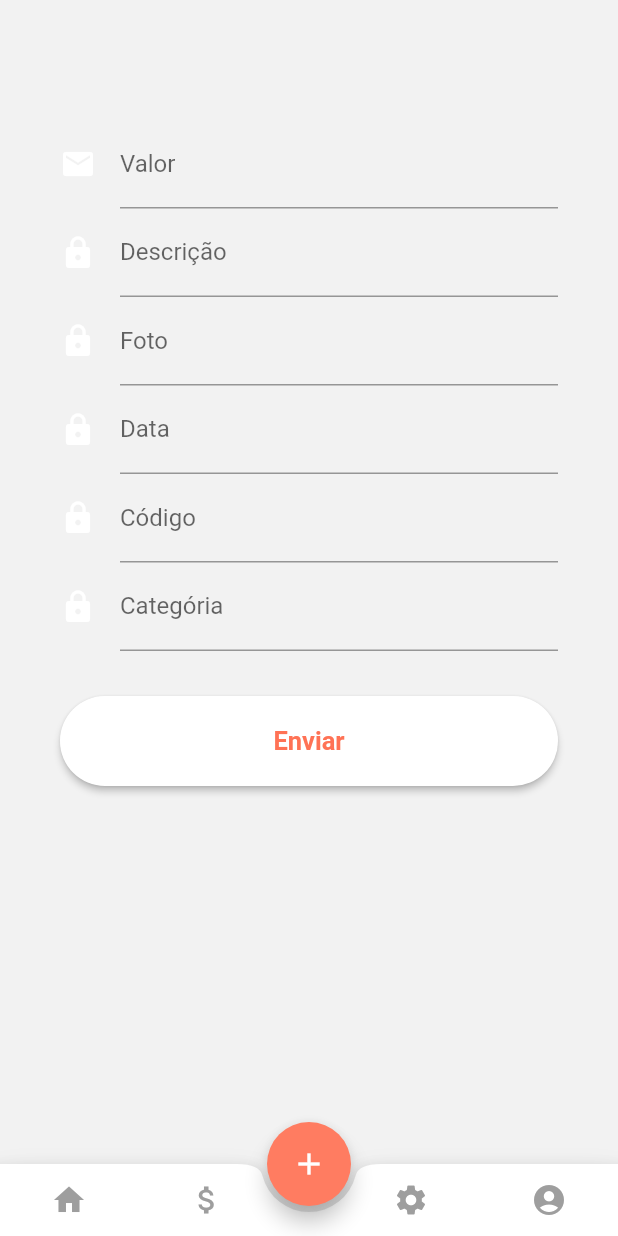
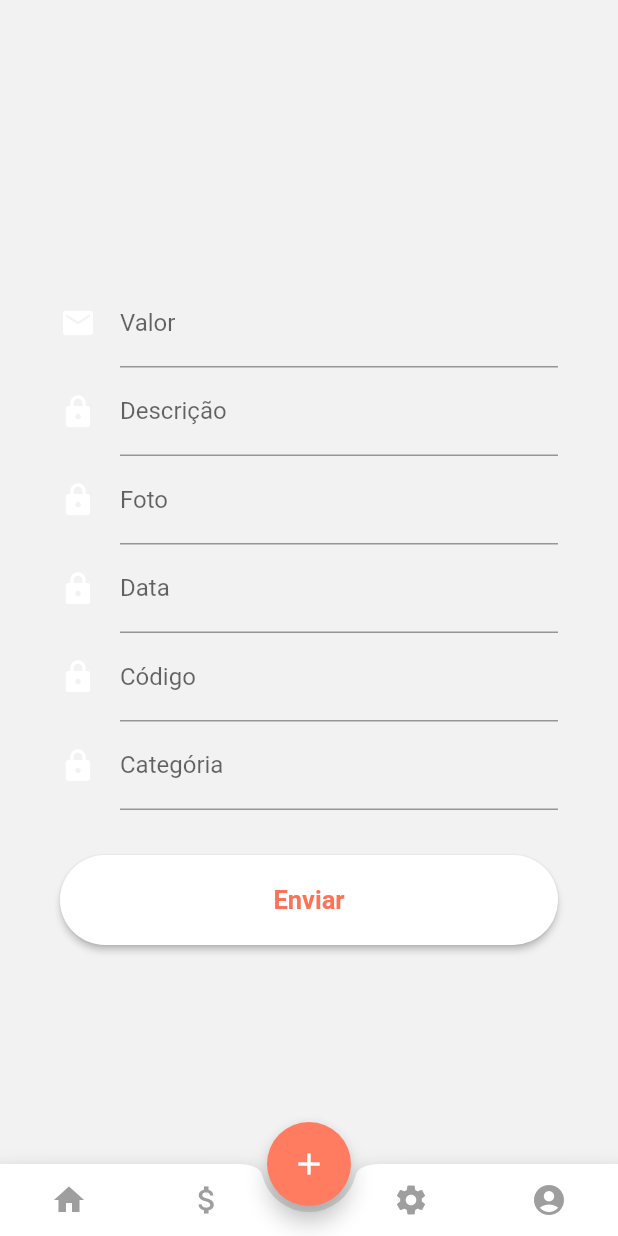
Before and after one commit to paivalucas/pagowapp, a Flutter app: the screen it shows after launch, after a tap on the "add" icon, on a phone screen of 412 x 824 dp. Run offline on Flutter 3.47's test engine with Material 2 defaults, Android fonts, the phone set to English and light mode, and no system bars; our stand-ins replace cloud_firestore, email_validator, firebase_auth; accounts and stored records are empty.

Commit message:
Minimal update

```diff
--- a/lib/screens/feed/feed.dart
+++ b/lib/screens/feed/feed.dart
@@ -1,5 +1,6 @@
 import 'package:flutter/material.dart';
 import 'package:pagowandroidmobile/screens/feed/screens/Home.dart';
+import 'package:pagowandroidmobile/screens/feed/screens/UserProfile.dart';
 import 'screens/Inputing.dart';
 import 'screens/Home.dart';
 
@@ -7,10 +8,13 @@ void main() => runApp(MyApp());
 
 /// This Widget is the main application widget.
 class MyApp extends StatelessWidget {
+
+  Color laranjaPagow = Color(0xFFFF7C61);
   @override
   Widget build(BuildContext context) {
     return MaterialApp(
       home: App(),
+      theme: ThemeData(brightness: Brightness.dark),
     );
   }
 }
@@ -56,7 +60,7 @@ class _AppState extends State<App> {
             HomeScreen(), // tela 1
             Center(child: Text("Page 2")),
             Center(child: Text("Page 3")),
-            Center(child: Text("Page 4")),
+            UserProfile(),
           ],
         ),
         bottomNavigationBar: BottomAppBar(
--- a/lib/screens/feed/helpers/input.dart
+++ /dev/null
@@ -1,148 +0,0 @@
-import 'package:sqflite/sqflite.dart';
-import 'package:path/path.dart';
-import 'dart:async';
-
-final String refundTable = "refundTable";
-final String idColumn = "idColumn";
-final String valueColumn = "valueColumn";
-final String categColumn = "categColumn";
-final String descColumn = "descColumn";
-final String dateColumn = "dateColumn";
-final String imgColumn = "imgColumn";
-
-class InputHelper {
-
-  static final InputHelper _instance = InputHelper.internal();
-
-  factory InputHelper() => _instance;
-
-  InputHelper.internal();
-
-  Database _db;
-
-  Future<Database> get db async {
-    if (_db != null) {
-      return _db;
-    } else {
-      _db = await initDb();
-    }
-  }
-  //inicializando db
-  Future<Database> initDb() async {
-    final databasesPath = await getDatabasesPath();
-    final path = join(databasesPath, "refunds.db");
-
-    return await openDatabase(path, version: 1,
-        onCreate: (Database db, int newerVersion) async {
-      await db.execute(
-          "CREATE TABLE $refundTable($idColumn INTEGER PRIMARY KEY, $valueColumn TEXT, $categColumn TEXT, $dateColumn TEXT, $descColumn TEXT, $imgColumn TEXT) ");
-    });
-  }
-  // salvando input
-  Future<Input> saveInput(Input input) async {
-    Database dbInput = await db;
-    input.id = await dbInput.insert(refundTable, input.toMap());
-    return input;
-  }
-
-  //input id
-  Future<Input> getInput(int id) async {
-    Database dbInput = await db;
-    List<Map> maps = await dbInput.query(refundTable,
-        columns: [
-          idColumn,
-          valueColumn,
-          categColumn,
-          descColumn,
-          dateColumn,
-          imgColumn
-        ],
-        where: "$idColumn = ?",
-        whereArgs: [id]);
-    if (maps.length > 0) {
-      return Input.fromMap(maps.first);
-    } else {
-      return null;
-    }
-  }
-
-  //deletar ou desfazer input de reembolso
-  Future<int> deleteInput(int id) async {
-    Database dbInput = await db;
-    return await dbInput
-        .delete(refundTable, where: "$idColumn = ?", whereArgs: [id]);
-  }
-
-  //atualizar ou alterar algum dado do input de reembolso
-  Future<int> updateInput(Input input) async {
-    Database dbInput = await db;
-    return await dbInput.update(refundTable, input.toMap(),
-        where: "$idColumn = ?", whereArgs: [input.id]);
-  }
-
-  //pegando todos inputs
-  Future<List> getAllInputs() async {
-    Database dbInput = await db;
-    List listMap = await dbInput.rawQuery("SELECT * FROM $refundTable");
-    List<Input> listInput = List();
-    for (Map m in listMap) {
-      listInput.add(Input.fromMap(m));
-    }
-    return listInput;
-  }
-
-
-  //pegando quantidade de elementos da tabela
-  Future<int> getNumber() async{
-    Database dbInput = await db;
-    return Sqflite.firstIntValue(await dbInput.rawQuery("SELECT COUNT (*) FROM $refundTable"));
-  }
-
-  //fechar db
-  Future close()async{
-    Database dbInput = await db;
-    dbInput.close();
-  }
-
-}
-
-class Input {
-
-  int id;
-  String value;
-  String categ;
-  String desc;
-  String date;
-  String img;
-
-  Input();
-
-  Input.fromMap(Map map) {
-    id = map[idColumn];
-    value = map[valueColumn];
-    categ = map[categColumn];
-    desc = map[descColumn];
-    date = map[dateColumn];
-    img = map[imgColumn];
-  }
-
-  Map toMap() {
-    Map<String, dynamic> map = {
-      idColumn: id, //apagar talvez
-      valueColumn: value,
-      categColumn: categ,
-      descColumn: desc,
-      dateColumn: date,
-      imgColumn: img
-    };
-    if (id != null) {
-      map[idColumn] = id;
-    }
-    return map;
-  }
-
-  @override
-  String toString() {
-    return "Input(id: $id, value: $value, categ: $categ, desc: $desc, date: $desc, img: $img)";
-  }
-}
--- a/lib/screens/feed/screens/Home.dart
+++ b/lib/screens/feed/screens/Home.dart
@@ -1,5 +1,4 @@
 import 'package:flutter/material.dart';
-import 'package:pagowandroidmobile/screens/feed/helpers/input.dart';
 import 'RefundPrefab.dart';
 
 class HomeScreen extends StatefulWidget {
@@ -10,25 +9,6 @@ class HomeScreen extends StatefulWidget {
 class _HomeScreenState extends State<HomeScreen> {
 
   Color laranjaPagow = Color(0xFFFF7C61);
-
-  InputHelper helper = InputHelper();
-
-  @override
-  void initState() {
-    super.initState();
-
-    Input i = Input();
-    i.value = "30,0";
-    i.categ = "Hospedagem";
-    i.desc = "Hotel trivago";
-    i.date = "18/04/2020";
-    i.img = "notafiscalteste";
-
-    helper.saveInput(i);
-
-
-  }
-
 
   @override
   Widget build(BuildContext context) {
@@ -49,14 +29,14 @@ class _HomeScreenState extends State<HomeScreen> {
                   width: 20,
                 ),
                 Text(
-                  "Olá, Lucas!",
-                  style: TextStyle(fontSize: 26.0, fontWeight: FontWeight.bold),
+                  "Olá, User!",
+                  style: TextStyle(fontSize: 26.0, fontWeight: FontWeight.w600),
                 )
               ],
             ),
           ),
           Container(height: 40),
-          Container(
+          /*Container(
             padding: const EdgeInsets.fromLTRB(40, 40, 40, 40),
             width: double.infinity,
             height: 180,
@@ -96,8 +76,8 @@ class _HomeScreenState extends State<HomeScreen> {
                 ),
               ],
             ),
-          ),
-          Container(height: 50),
+          ),*/
+          Container(height: 30),
           Row(
             mainAxisAlignment: MainAxisAlignment.spaceBetween,
             children: <Widget>[
--- a/lib/screens/feed/screens/Inputing.dart
+++ b/lib/screens/feed/screens/Inputing.dart
@@ -18,7 +18,7 @@ class _InputRState extends State<InputR> {
 
   @override
   Widget build(BuildContext context) {
-    return SingleChildScrollView(
+    return Center(child: SingleChildScrollView(
       padding: const EdgeInsets.fromLTRB(40, 80, 40, 40),
       child: Form(
         key: _formKey,
@@ -134,6 +134,6 @@ class _InputRState extends State<InputR> {
           ],
         ),
       ),
-    );
+    ),);
   }
 }
--- /dev/null
+++ b/lib/screens/feed/screens/UserProfile.dart
@@ -0,0 +1,76 @@
+import 'package:flutter/material.dart';
+import 'package:pagowandroidmobile/Core/Models/colaborator.dart';
+
+class UserProfile extends StatefulWidget {
+  @override
+  _UserProfileState createState() => _UserProfileState();
+}
+
+class _UserProfileState extends State<UserProfile> {
+
+  final _formKey = GlobalKey<FormState>();
+  final _nome = TextEditingController();
+  final _username = TextEditingController();
+  final _empresa = TextEditingController();
+  final _telefone = TextEditingController();
+  final _senha = TextEditingController();
+  final _cpf = TextEditingController();
+  final _nomeDoBanco = TextEditingController();
+  final _nDaConta = TextEditingController();
+  final _nDaAgencia = TextEditingController();
+
+  Color laranjaPagow = Color(0xFFFF7C61);
+
+  @override
+  Widget build(BuildContext context) {
+    return Center(
+      child: SingleChildScrollView(
+        padding: const EdgeInsets.fromLTRB(40, 80, 40, 40),
+        child: Form(
+          key: _formKey,
+          child: Column(
+            children: <Widget>[
+              TextFormField(
+                initialValue: "@Nome",
+                readOnly: true,
+                decoration: InputDecoration(
+                  icon: Icon(
+                    Icons.person,
+                    color: laranjaPagow,
+                  ),
+                  labelText: 'Nome',
+
+                ),
+                controller: _nome,
+              ),
+              TextFormField(
+                initialValue: "@UserName",
+                readOnly: true,
+                controller: _username,
+                decoration: InputDecoration(
+                  icon: Icon(
+                    Icons.card_membership,
+                    color: laranjaPagow,
+                  ),
+                  labelText: 'Nome de Usuário',
+                ),
+              ),
+              TextFormField(
+                initialValue: "@Empresa",
+                readOnly: true,
+                controller: _empresa,
+                decoration: InputDecoration(
+                  icon: Icon(
+                    Icons.card_membership,
+                    color: laranjaPagow,
+                  ),
+                  labelText: 'Empresa',
+                ),
+              ),
+            ],
+          ),
+        ),
+      ),
+    );
+  }
+}
```
Also changed, not shown: pubspec.lock.
